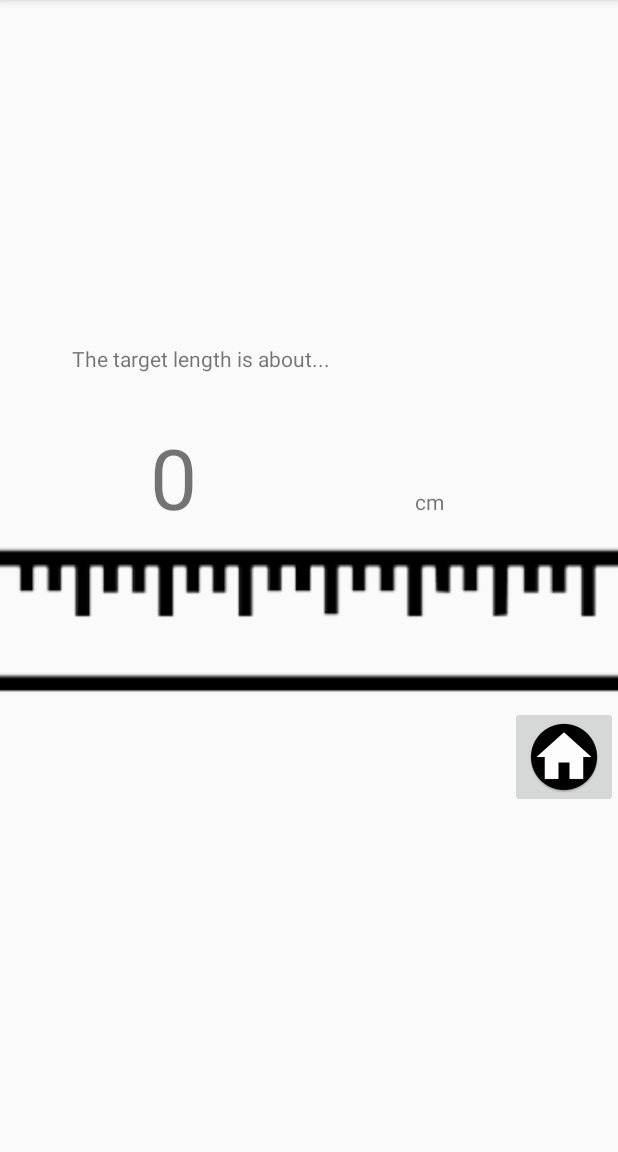
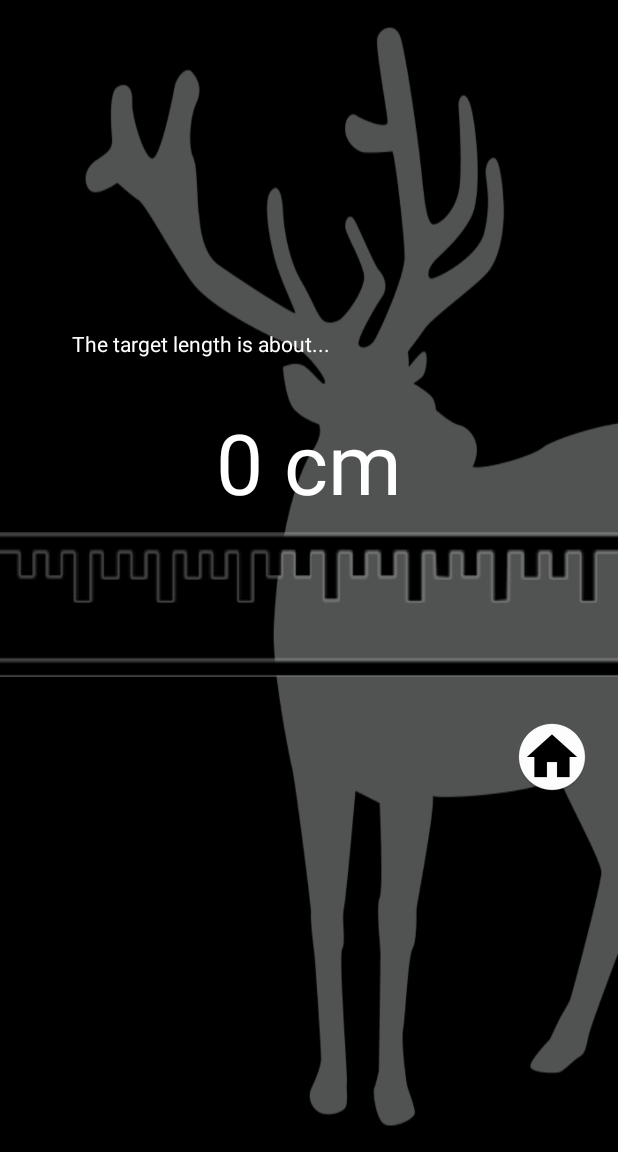
Before and after one commit to gpadilha/MeasuredByPictures, an Android app: the ResultActivity screen opened directly, with no data from a screen before it, on a phone screen of 412 x 824 dp, the part 84-1236 px from its top. Run offline under Robolectric (Android 15) with nearby library versions, the phone set to English and light mode, and no system bars; 1 statement that could not run was skipped.

Commit message:
result layout

```diff
--- a/app/src/main/java/com/momogui/measuredbypictures/ResultActivity.java
+++ b/app/src/main/java/com/momogui/measuredbypictures/ResultActivity.java
@@ -38,7 +38,7 @@ public class ResultActivity extends AppCompatActivity {
         double height = target * parameter / reference;
 
         mTargetHeight = (TextView) findViewById(R.id.target_height);
-        mTargetHeight.setText(String.valueOf(Math.round(height)));
+        mTargetHeight.setText(String.valueOf(Math.round(height))+ " cm");
 
         mHomeButton.setOnClickListener(new View.OnClickListener() {
             @Override
--- a/app/src/main/res/layout/activity_image.xml
+++ b/app/src/main/res/layout/activity_image.xml
@@ -17,7 +17,8 @@
         android:layout_height="wrap_content"
         android:drawableLeft="@drawable/btn_undo"
         android:layout_alignParentStart="true"
-        android:layout_alignParentBottom="true"/>
+        android:layout_alignParentBottom="true"
+        android:background="@null"/>
 
     <Button
         android:id="@+id/show_result_button"
@@ -25,7 +26,8 @@
         android:layout_height="wrap_content"
         android:layout_alignParentEnd="true"
         android:layout_alignParentBottom="true"
-        android:drawableLeft="@drawable/btn_ok" />
+        android:drawableLeft="@drawable/btn_ok"
+        android:background="@null" />
 
 
 </RelativeLayout>
--- a/app/src/main/res/layout/activity_main.xml
+++ b/app/src/main/res/layout/activity_main.xml
@@ -5,7 +5,7 @@
                 android:id="@+id/activity_main"
                 android:layout_width="match_parent"
                 android:layout_height="match_parent"
-                android:background="#000000"
+                android:background="@color/colorBlack"
                 android:padding="0dp"
                 tools:context="com.momogui.measuredbypictures.MainActivity">
     <!--android:paddingBottom="@dimen/activity_vertical_margin"-->
@@ -19,8 +19,7 @@
         android:layout_marginLeft="0dp"
         android:layout_marginRight="0dp"
         android:layout_marginBottom="12dp"
-        android:layout_above="@+id/fragment"
-        />
+        android:layout_above="@+id/fragment"/>
 
     <ImageView
         android:id="@+id/imageView"
@@ -40,7 +39,6 @@
         android:layout_centerHorizontal="true"
         android:layout_marginBottom="15dp"/>
 
-
     <TextView
         android:id="@+id/all_photos"
         android:textStyle="bold"
@@ -55,7 +53,6 @@
         android:text="@string/all_photos"
         android:textAlignment="center" />
 
-
     <TextView
         android:id="@+id/take_photo"
         android:textStyle="bold"
@@ -68,7 +65,4 @@
         android:layout_marginEnd="60dp"
         android:text="@string/take_photo"/>
 
-
-
-
 </RelativeLayout>
--- a/app/src/main/res/layout/activity_result.xml
+++ b/app/src/main/res/layout/activity_result.xml
@@ -6,44 +6,31 @@
     tools:context="com.momogui.measuredbypictures.ResultActivity"
     android:layout_width="match_parent"
     android:layout_height="match_parent"
+    android:background="@drawable/bg_result_deer"
     android:orientation="vertical"
     android:gravity="center"
     android:weightSum="1">
 
     <TextView
         android:text="@string/target_height_is"
+        android:textColor="@color/colorWhite"
         android:layout_width="match_parent"
         android:layout_height="wrap_content"
         android:layout_marginLeft="32dp"
         android:layout_marginBottom="32dp"/>
 
-    <LinearLayout
-        android:layout_width="match_parent"
+    <TextView
+        android:id="@+id/target_height"
+        android:textColor="@color/colorWhite"
+        android:layout_width="wrap_content"
         android:layout_height="wrap_content"
-        android:orientation="horizontal"
-        android:paddingLeft="100dp"
-        android:paddingRight="100dp">
-
-        <TextView
-            android:id="@+id/target_height"
-            android:layout_width="0dp"
-            android:layout_height="wrap_content"
-            android:layout_weight="10"
-            android:textSize="56dp"/>
-
-        <TextView
-            android:layout_width="0dp"
-            android:layout_height="wrap_content"
-            android:layout_weight="2"
-            android:text="@string/text_set_cm"/>
-
-    </LinearLayout>
-
+        tools:text="100 cm"
+        android:textSize="56dp"/>
 
     <ImageView
         android:layout_width="wrap_content"
         android:layout_height="115dp"
-        android:src="@drawable/bg_result_ruler"
+        android:src="@drawable/img_result_ruler"
         app:layout_constraintHorizontal_bias="0.0"
         app:layout_constraintLeft_toLeftOf="parent"
         app:layout_constraintRight_toRightOf="parent"
@@ -54,8 +41,9 @@
         android:layout_width="wrap_content"
         android:layout_height="wrap_content"
         android:layout_gravity="end"
-        android:adjustViewBounds="false"
-        android:cropToPadding="false"
+        android:background="@null"
+        android:padding="20dp"
         android:src="@mipmap/ic_home_button"/>
 
+
 </LinearLayout>
--- a/app/src/main/res/values/colors.xml
+++ b/app/src/main/res/values/colors.xml
@@ -3,5 +3,9 @@
     <color name="colorPrimary">#3F51B5</color>
     <color name="colorPrimaryDark">#303F9F</color>
     <color name="colorAccent">#FF4081</color>
+
     <color name="colorWhite">#FFFFFF</color>
+    <color name="colorBlack">#000000</color>
+
+
 </resources>
```
Also changed, not shown: app/src/main/ic_home_button-web.png, app/src/main/res/drawable/bg_result_deer.png (added), app/src/main/res/drawable/bg_top.png (deleted), app/src/main/res/drawable/bg_top_ruler.png (deleted), app/src/main/res/drawable/img_result_ruler.png (renamed from app/src/main/res/drawable/bg_result_ruler.png), app/src/main/res/mipmap-hdpi/ic_home_button.png, app/src/main/res/mipmap-mdpi/ic_home_button.png, app/src/main/res/mipmap-xhdpi/ic_home_button.png, app/src/main/res/mipmap-xxhdpi/ic_home_button.png, app/src/main/res/mipmap-xxxhdpi/ic_home_button.png.
